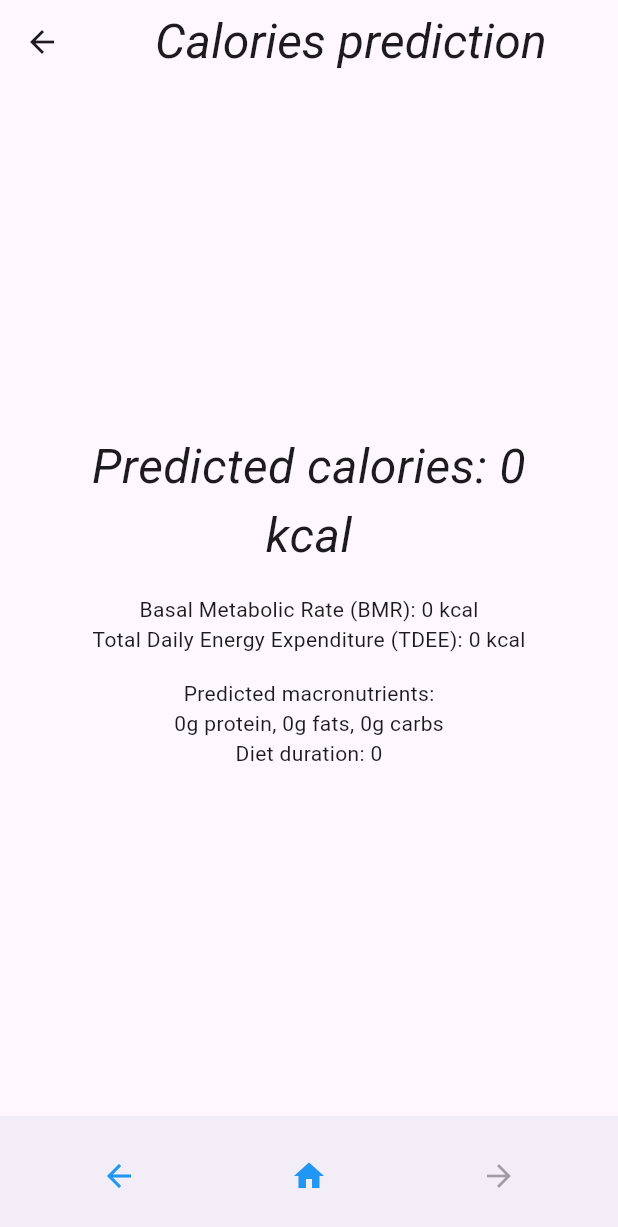
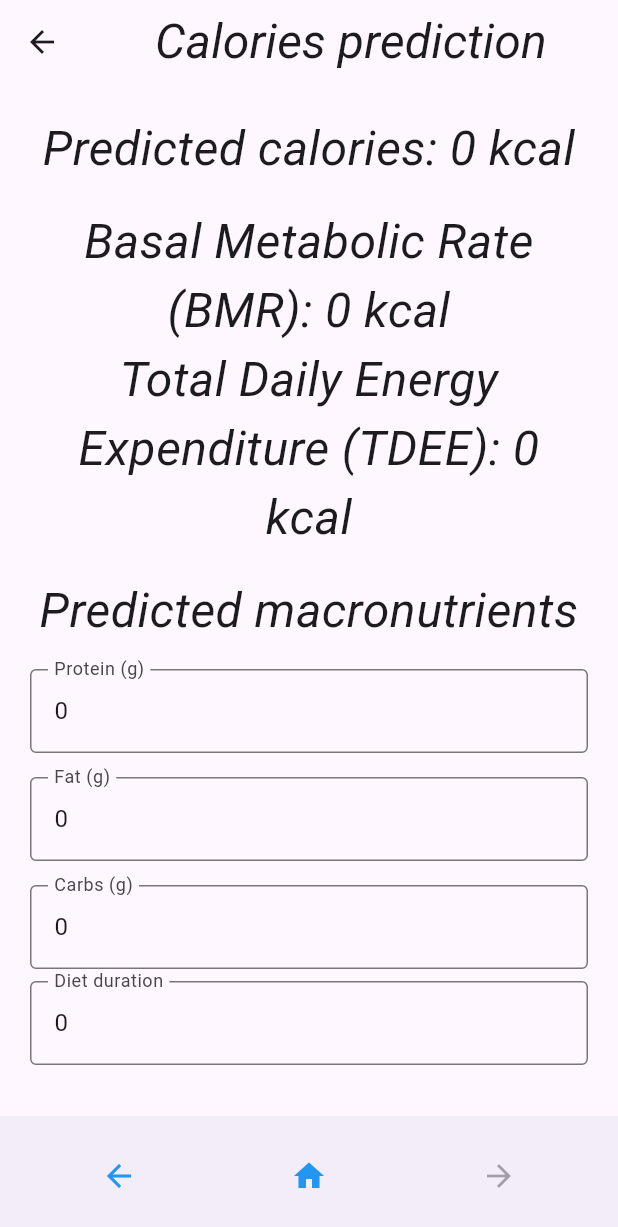
Before and after one commit to LukaszKluza/Foodini, a Flutter app: the PredictionResultsScreen screen opened directly with empty values, on a phone screen of 412 x 824 dp. Shown: the top 1227 px of the screen. Run offline on Flutter 3.47's test engine with Material 3 defaults, Android fonts, the phone set to English and light mode, and no system bars; our stand-ins replace country_picker, dio, flutter_bloc, flutter_screenutil, flutter_secure_storage, go_router and 2 more; missing offline and left inert: universal_html, workmanager; accounts and stored records are empty; statements that could not run were skipped.

Commit message:
Added changable macros to predicted calories screen with vcalidation

```diff
--- a/frontend/lib/views/screens/user_details/prediction_results_screen.dart
+++ b/frontend/lib/views/screens/user_details/prediction_results_screen.dart
@@ -5,13 +5,94 @@ import 'package:frontend/models/user_details/predicted_calories.dart';
 import 'package:frontend/views/widgets/bottom_nav_bar.dart';
 import 'package:go_router/go_router.dart';
 
-class PredictionResultsScreen extends StatelessWidget {
+class PredictionResultsScreen extends StatefulWidget {
   final PredictedCalories predictedCalories;
 
   const PredictionResultsScreen({super.key, required this.predictedCalories});
 
   @override
+  State<PredictionResultsScreen> createState() =>
+      _PredictionResultsScreenState();
+}
+
+class _PredictionResultsScreenState extends State<PredictionResultsScreen> {
+  late TextEditingController _proteinController;
+  late TextEditingController _fatController;
+  late TextEditingController _carbsController;
+  late TextEditingController _dietDurationController;
+
+  final _formKey = GlobalKey<FormState>();
+
+  @override
+  void initState() {
+    super.initState();
+    _proteinController = TextEditingController(
+      text: widget.predictedCalories.predictedMacros.protein.toString(),
+    );
+    _fatController = TextEditingController(
+      text: widget.predictedCalories.predictedMacros.fat.toString(),
+    );
+    _carbsController = TextEditingController(
+      text: widget.predictedCalories.predictedMacros.carbs.toString(),
+    );
+    _dietDurationController = TextEditingController(
+      text: widget.predictedCalories.dietDurationDays?.toString() ?? '',
+    );
+  }
+
+  @override
+  void dispose() {
+    _proteinController.dispose();
+    _fatController.dispose();
+    _carbsController.dispose();
+    _dietDurationController.dispose();
+    super.dispose();
+  }
+
+  int _calculateCalories() {
+    final protein = int.tryParse(_proteinController.text) ?? 0;
+    final fat = int.tryParse(_fatController.text) ?? 0;
+    final carbs = int.tryParse(_carbsController.text) ?? 0;
+    return (protein * 4) + (fat * 9) + (carbs * 4);
+  }
+
+  String? _macrosValidator(String? _) {
+    final total = _calculateCalories();
+    final target = widget.predictedCalories.targetCalories;
+
+    const tolerance = 30;
+
+    if ((total - target).abs() > tolerance) {
+      return 'Macros = $total kcal, expected ~ $target kcal';
+    }
+    return null;
+  }
+
+  Widget _buildMacroField(String label, TextEditingController controller) {
+    return Padding(
+      padding: const EdgeInsets.symmetric(vertical: 8.0),
+      child: SizedBox(
+        width: 400,
+        child: TextFormField(
+          controller: controller,
+          keyboardType: TextInputType.number,
+          decoration: InputDecoration(
+            labelText: label,
+            border: const OutlineInputBorder(),
+          ),
+          validator: _macrosValidator,
+          autovalidateMode: AutovalidateMode.onUserInteraction,
+        ),
+      ),
+    );
+  }
+
+  @override
   Widget build(BuildContext context) {
+    final targetCalories = widget.predictedCalories.targetCalories;
+    final bmr = widget.predictedCalories.bmr;
+    final tdee = widget.predictedCalories.tdee;
+
     return Scaffold(
       appBar: AppBar(
         title: Center(
@@ -22,33 +103,65 @@ class PredictionResultsScreen extends StatelessWidget {
         ),
       ),
       body: Padding(
-        padding: const EdgeInsets.all(35.0),
-        child: Center(
-          child: Column(
-            mainAxisSize: MainAxisSize.min,
+        padding: const EdgeInsets.all(20.0),
+        child: Form(
+          key: _formKey,
+          child: ListView(
+            shrinkWrap: true,
             children: [
-              Text(
-                '${AppLocalizations.of(context)!.predictedCalories}: ${predictedCalories.targetCalories} kcal',
-                style: Styles.titleStyle,
-                textAlign: TextAlign.center,
+              Center(
+                child: Text(
+                  '${AppLocalizations.of(context)!.predictedCalories}: $targetCalories kcal',
+                  style: Styles.titleStyle,
+                  textAlign: TextAlign.center,
+                ),
               ),
-              SizedBox(height: 16),
-              Text(
-                '${AppLocalizations.of(context)!.bmr}: ${predictedCalories.bmr} kcal',
+              const SizedBox(height: 16),
+
+              Center(
+                child: Text(
+                  '${AppLocalizations.of(context)!.bmr}: $bmr kcal',
+                  style: Styles.titleStyle,
+                  textAlign: TextAlign.center,
+                ),
               ),
-              Text(
-                '${AppLocalizations.of(context)!.tdee}: ${predictedCalories.tdee} kcal',
+              Center(
+                child: Text(
+                  '${AppLocalizations.of(context)!.tdee}: $tdee kcal',
+                  style: Styles.titleStyle,
+                  textAlign: TextAlign.center,
+                ),
               ),
-              SizedBox(height: 16),
-              Text('${AppLocalizations.of(context)!.predictedMacros}:'),
-              Text(
-                '${predictedCalories.predictedMacros.protein}g protein, '
-                '${predictedCalories.predictedMacros.fat}g fats, '
-                '${predictedCalories.predictedMacros.carbs}g carbs',
+              const SizedBox(height: 16),
+
+              Center(
+                child: Text(
+                  AppLocalizations.of(context)!.predictedMacros,
+                  style: Styles.titleStyle,
+                  textAlign: TextAlign.center,
+                ),
               ),
-              if (predictedCalories.dietDurationDays != null)
-                Text(
-                  '${AppLocalizations.of(context)!.dietDuration}: ${predictedCalories.dietDurationDays}',
+              const SizedBox(height: 8),
+
+              Center(
+                child: _buildMacroField('Protein (g)', _proteinController),
+              ),
+              Center(child: _buildMacroField('Fat (g)', _fatController)),
+              Center(child: _buildMacroField('Carbs (g)', _carbsController)),
+
+              if (widget.predictedCalories.dietDurationDays != null)
+                Center(
+                  child: SizedBox(
+                    width: 400,
+                    child: TextFormField(
+                      controller: _dietDurationController,
+                      keyboardType: TextInputType.number,
+                      decoration: InputDecoration(
+                        labelText: AppLocalizations.of(context)!.dietDuration,
+                        border: const OutlineInputBorder(),
+                      ),
+                    ),
+                  ),
                 ),
             ],
           ),
```
Also changed, not shown: frontend/lib/views/screens/user_details/diet_preferences_screen.dart (+25 -18 lines).
